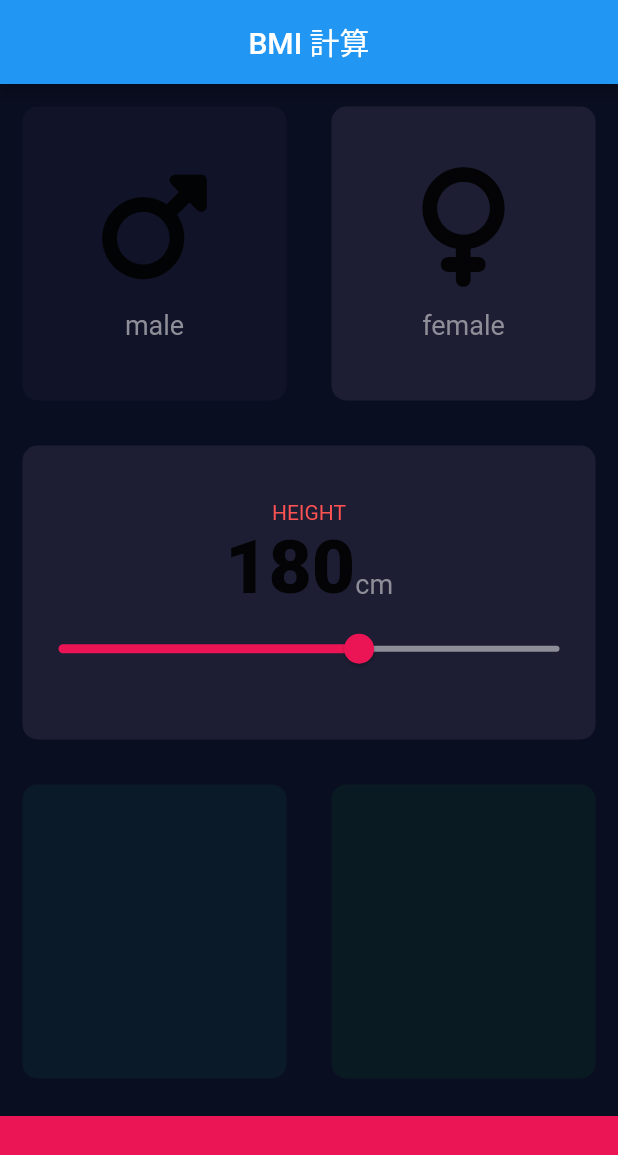
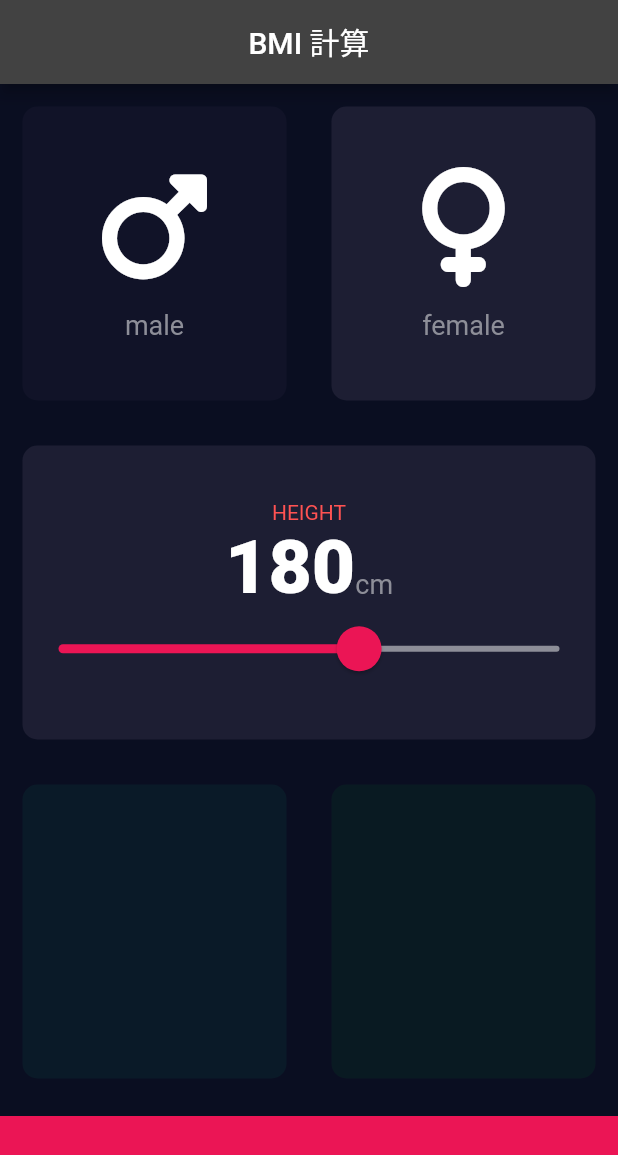
Before and after one commit to KYOHEI-jp/bmi_calculator, a Flutter app: the screen it shows after launch, on a phone screen of 412 x 824 dp. Shown: the top 1155 px of the screen. Run offline on Flutter 3.47's test engine with Material 2 defaults, Android fonts, the phone set to English and light mode, and no system bars; our stand-ins replace font_awesome_flutter.

Commit message:
Sliderの点を大きくする処理

```diff
--- a/lib/input_page.dart
+++ b/lib/input_page.dart
@@ -102,7 +102,11 @@ class _InputPageState extends State<InputPage> {
                       )
                     ],
                   ),
-                  Slider(
+                  SliderTheme(
+                    data: SliderTheme.of(context).copyWith(
+                      thumbShape: RoundSliderThumbShape(enabledThumbRadius: 15.0)
+                    ),
+                    child: Slider(
                       value: height.toDouble(),
                       min: 120.0,
                       max: 220.0,
@@ -114,6 +118,7 @@ class _InputPageState extends State<InputPage> {
                           height = newValue.round();
                         });
                       },
+                    ),
                   )
                 ],
               ),
--- a/lib/main.dart
+++ b/lib/main.dart
@@ -12,16 +12,9 @@ class BMICalculator extends StatelessWidget {
   @override
   Widget build(BuildContext context) {
     return MaterialApp(
-      theme: ThemeData(
-        primaryColor: Color(0xFF6200EA),
-        scaffoldBackgroundColor: Color(0xFF0A0E21),
-        accentColor: Colors.deepPurpleAccent,
-        textTheme: TextTheme(
-          bodyText1: TextStyle(
-            color: Color(0xFFFFFFFF),
-          ),
-        ),
-      ),
+      theme: ThemeData.dark().copyWith(
+          primaryColor: Color(0xFF0A0E21),
+          scaffoldBackgroundColor: Color(0xFF0A0E21)),
       home: InputPage(),
     );
   }
```
Lines whose indentation alone changed are shown as unchanged.
